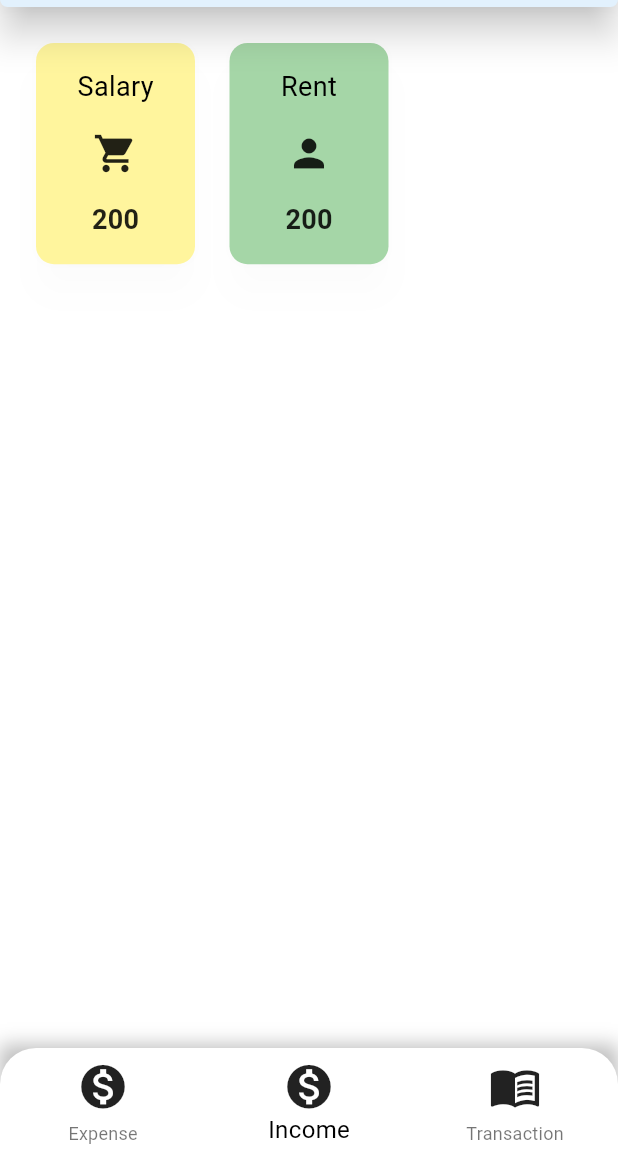
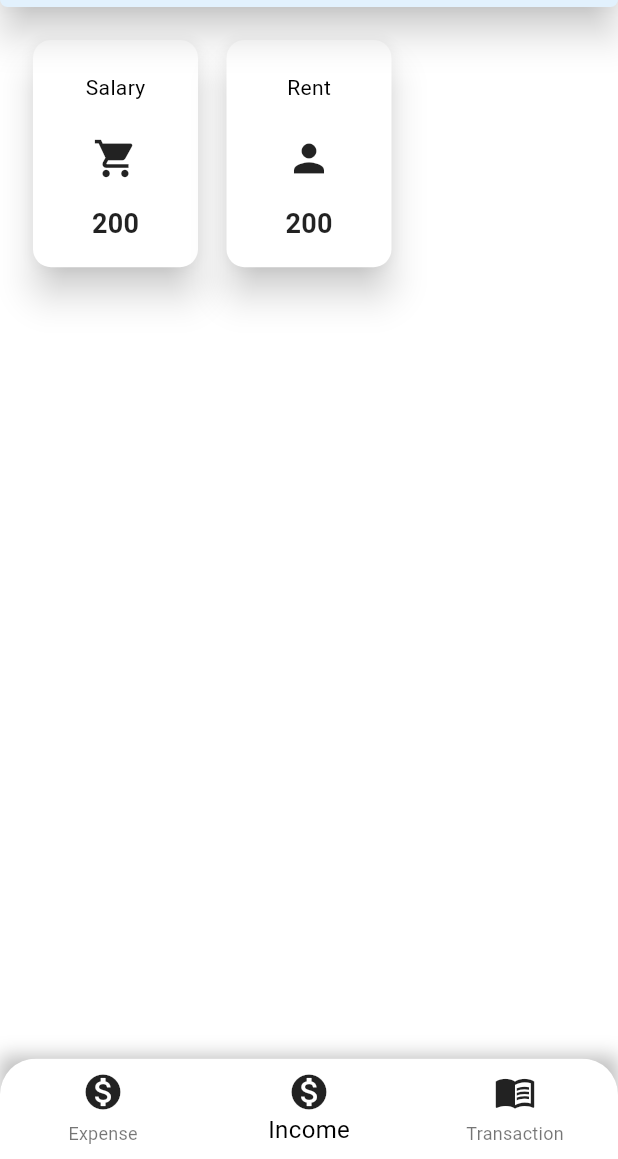
Before and after one commit to Akash006/expenseTracker, a Flutter app: the screen it shows after launch, swiped to page 2, on a phone screen of 412 x 824 dp, the part 77-1236 px from its top. Run offline on Flutter 3.47's test engine with Material 3 defaults, Android fonts, the phone set to English and light mode, and no system bars; our stand-ins replace flutter_svg, go_router, sqflite; accounts and stored records are empty; Roboto replaces fonts that are missing (Raleway).

Commit message:
Update UI changes

```diff
--- a/lib/widgets/expenseView.dart
+++ b/lib/widgets/expenseView.dart
@@ -32,18 +32,23 @@ class ExpenseView extends StatelessWidget {
             context.push("/addtransaction/$view/${clickedTile.name}");
           },
           child: Card(
-            color: clickedTile.colorName,
+            color: Colors.white,
+            shadowColor: Colors.black87,
+            margin: EdgeInsets.all(2),
             elevation: 10,
             child: Column(
               mainAxisAlignment: MainAxisAlignment.spaceEvenly,
               children: [
-                Text(
-                  clickedTile.name,
-                  style: const TextStyle(
-                    color: Colors.black,
-                    fontSize: 18,
-                    fontWeight: FontWeight.normal,
-                    overflow: TextOverflow.ellipsis,
+                Container(
+                  padding: const EdgeInsets.all(6),
+                  child: Text(
+                    clickedTile.name,
+                    style: const TextStyle(
+                      color: Colors.black,
+                      fontSize: 14,
+                      fontWeight: FontWeight.normal,
+                      overflow: TextOverflow.ellipsis,
+                    ),
                   ),
                 ),
                 IconTheme(
--- a/lib/widgets/home.dart
+++ b/lib/widgets/home.dart
@@ -109,7 +109,7 @@ class _HomeWidgetState extends State<HomeWidget> {
                   )
                 ],
                 elevation: 8,
-                iconSize: 35,
+                iconSize: 28,
                 currentIndex: selectedindex, // Fixed to use selected index
                 selectedItemColor: Colors.black,
                 unselectedItemColor: Colors.black54,
```
Also changed, not shown: lib/views/transcationView.dart (+20 -15 lines).
